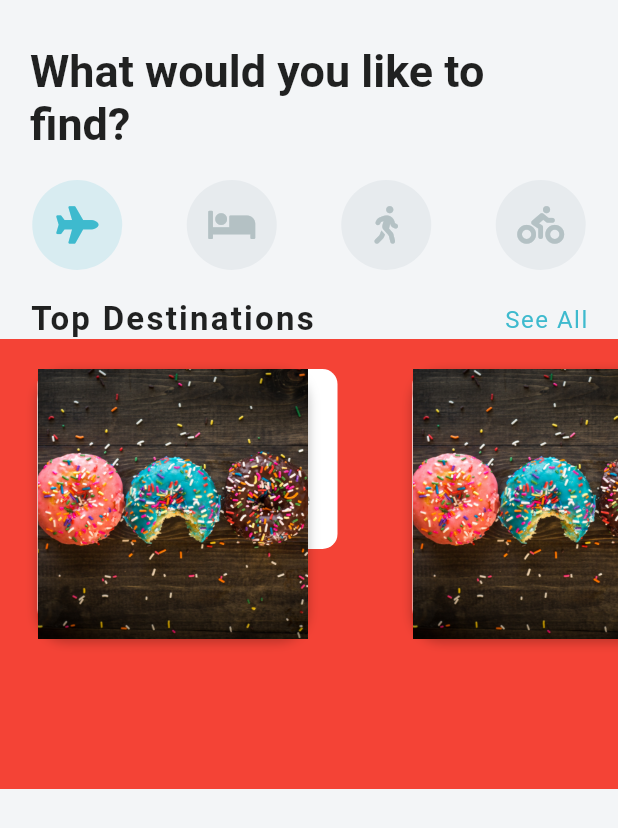
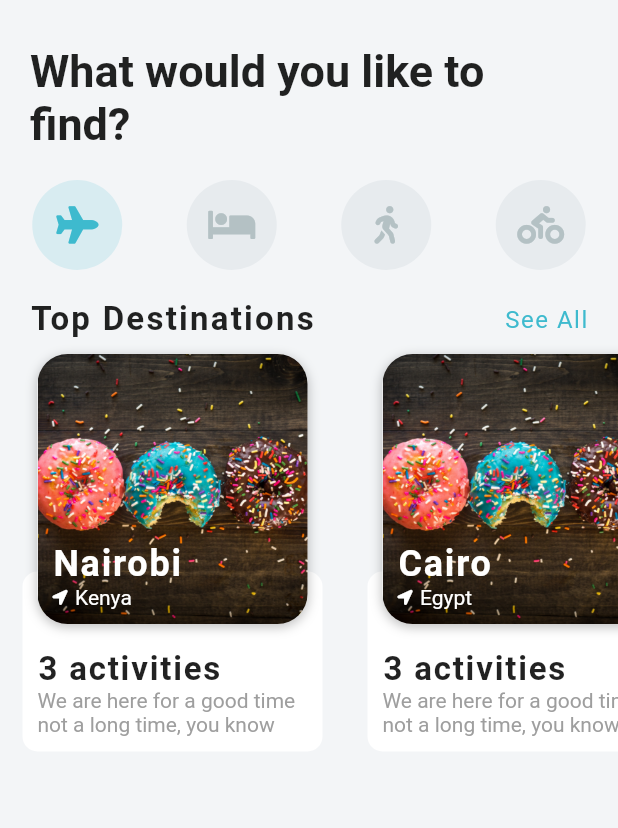
Before and after one commit to paulzay/travelui, a Flutter app: the screen it shows after launch, on a phone screen of 412 x 824 dp. Shown: the top 828 px of the screen. Run offline on Flutter 3.47's test engine with Material 2 defaults, Android fonts, the light colour scheme and no system bars; our stand-ins replace font_awesome_flutter.

Commit message:
finish destination carousel feature

```diff
--- a/lib/widgets/destination_carousel.dart
+++ b/lib/widgets/destination_carousel.dart
@@ -1,4 +1,5 @@
 import 'package:flutter/material.dart';
+import 'package:font_awesome_flutter/font_awesome_flutter.dart';
 import 'package:travelui/models/destination_model.dart';
 
 class DestinationCarousel extends StatelessWidget {
@@ -31,19 +32,20 @@
         ),
         Container(
           height: 300.0,
-          color: Colors.red,
           child: ListView.builder(
               scrollDirection: Axis.horizontal,
               itemCount: destinations.length,
               itemBuilder: (BuildContext context, int index) {
                 Destination destination = destinations[index];
                 return Container(
-                  margin: EdgeInsets.all(20.0),
+                  margin: EdgeInsets.all(10.0),
                   width: 210.0,
+                  child: Stack(
                     alignment: Alignment.topCenter,
-                  child: Stack(
                     children: [
-                      Container(
+                      Positioned(
+                        bottom: 15.0,
+                        child: Container(
                           height: 120.0,
                           width: 200.0,
                           decoration: BoxDecoration(
@@ -68,6 +70,7 @@
                             ),
                           ),
                         ),
+                      ),
                       Container(
                         decoration: BoxDecoration(
                             color: Colors.white,
@@ -80,11 +83,46 @@
                             ]),
                         child: Stack(
                           children: [
-                            Image(
+                            ClipRRect(
+                              borderRadius: BorderRadius.circular(20.0),
+                              child: Image(
                                 image: AssetImage(destination.imageUrl),
                                 height: 180.0,
                                 width: 180.0,
                                 fit: BoxFit.cover,
+                              ),
+                            ),
+                            Positioned(
+                              left: 10.0,
+                              bottom: 10.0,
+                              child: Column(
+                                crossAxisAlignment: CrossAxisAlignment.start,
+                                children: [
+                                  Text(destination.city,
+                                      style: TextStyle(
+                                        color: Colors.white,
+                                        fontSize: 24.0,
+                                        fontWeight: FontWeight.w600,
+                                        letterSpacing: 1.2,
+                                      )),
+                                  Row(
+                                    children: [
+                                      Icon(
+                                        FontAwesomeIcons.locationArrow,
+                                        size: 10.0,
+                                        color: Colors.white,
+                                      ),
+                                      SizedBox(
+                                        width: 5.0,
+                                      ),
+                                      Text(
+                                        destination.country,
+                                        style: TextStyle(color: Colors.white),
+                                      ),
+                                    ],
+                                  )
+                                ],
+                              ),
                             )
                           ],
                         ),
```
Lines whose indentation alone changed are shown as unchanged.
